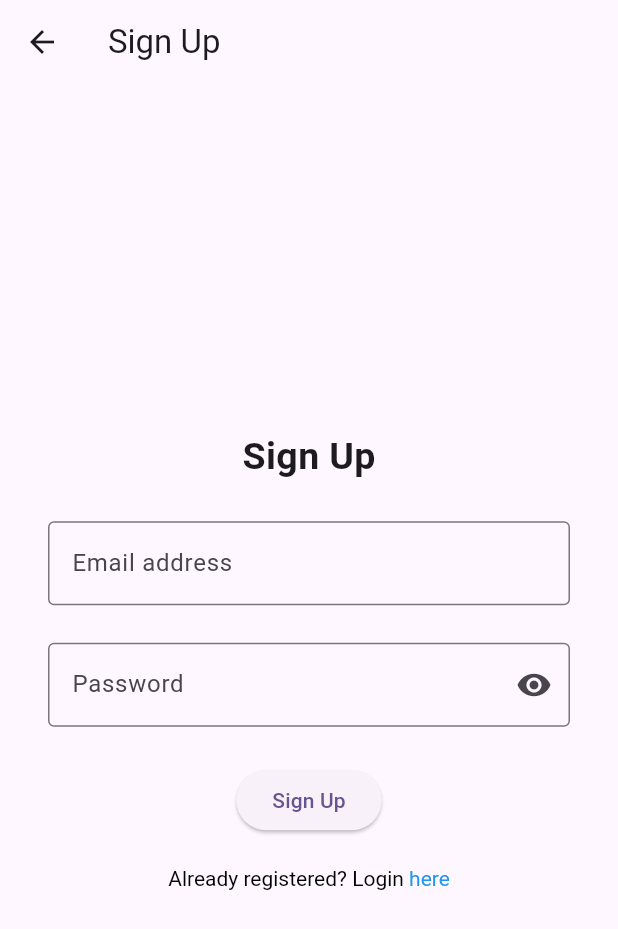
After one commit to amalraj28/inventory-management, a Flutter app: the MyHomePage screen opened directly, after a tap on "Sign up", on a phone screen of 412 x 824 dp. The commit adds this screen. Shown: the top 929 px of the screen. Run offline on Flutter 3.47's test engine with Material 3 defaults, Android fonts, the phone set to English and light mode, and no system bars; our stand-ins replace firebase_auth, firebase_core, firebase_database, flutter_dotenv, searchfield, shared_preferences; accounts and stored records are empty; generated files the repository leaves out were written again.

Commit message:
Organized screens, created sign in and sign up screens

```diff
--- a/lib/exports/exports.dart
+++ b/lib/exports/exports.dart
@@ -15,4 +15,4 @@ createSnackbar(
   ScaffoldMessenger.of(context).showSnackBar(snackbar);
 }
 
-// List<String> searchItem = [];
+const LOGIN_STATUS = 'sign_up_status';
--- a/lib/screens/home_page.dart
+++ b/lib/screens/home_page.dart
@@ -1,6 +1,8 @@
 import 'package:flutter/material.dart';
 import 'package:inventory_management/db/database_services.dart';
+import 'package:inventory_management/screens/sign_in.dart';
 import 'package:inventory_management/screens/sell_item.dart';
+import 'package:inventory_management/screens/sign_up.dart';
 import 'package:inventory_management/screens/stock_entry.dart';
 
 class MyHomePage extends StatefulWidget {
@@ -69,6 +71,28 @@ class _MyHomePageState extends State<MyHomePage> {
                 'Add to Stock',
               ),
             ),
+            ElevatedButton(
+              onPressed: () {
+                Navigator.push(
+                  context,
+                  MaterialPageRoute(
+                    builder: (ctx) => SignIn(),
+                  ),
+                );
+              },
+              child: const Text('Login Screen'),
+            ),
+            ElevatedButton(
+              onPressed: () {
+                Navigator.push(
+                  context,
+                  MaterialPageRoute(
+                    builder: (ctx) => const SignUp(),
+                  ),
+                );
+              },
+              child: const Text('Sign up'),
+            ),
           ],
         ),
       ),
--- /dev/null
+++ b/lib/screens/sign_up.dart
@@ -0,0 +1,137 @@
+import 'package:flutter/gestures.dart';
+import 'package:flutter/material.dart';
+import 'package:inventory_management/auth/auth_services.dart';
+import 'package:inventory_management/exports/exports.dart';
+import 'package:inventory_management/screens/home_page.dart';
+import 'package:inventory_management/screens/sign_in.dart';
+
+class SignUp extends StatefulWidget {
+  const SignUp({super.key});
+
+  @override
+  State<SignUp> createState() => _SignUpState();
+}
+
+class _SignUpState extends State<SignUp> {
+  late final AuthServices auth;
+  late final bool _visible;
+
+  @override
+  void initState() {
+    // TODO: implement initState
+    super.initState();
+    auth = AuthServices();
+    _visible = true;
+  }
+
+  final _emailController = TextEditingController();
+  final _passwordController = TextEditingController();
+
+  @override
+  Widget build(BuildContext context) {
+    return Scaffold(
+      appBar: AppBar(
+        title: const Text('Sign Up'),
+      ),
+      body: Padding(
+        padding: const EdgeInsets.symmetric(horizontal: 32.0),
+        child: Column(
+          mainAxisAlignment: MainAxisAlignment.center,
+          crossAxisAlignment: CrossAxisAlignment.center,
+          children: [
+            const Text(
+              'Sign Up',
+              style: TextStyle(
+                fontWeight: FontWeight.bold,
+                fontSize: 25,
+              ),
+            ),
+            const SizedBox(
+              height: 25,
+            ),
+            TextFormField(
+              controller: _emailController,
+              decoration: const InputDecoration(
+                border: OutlineInputBorder(),
+                label: Text('Email address'),
+              ),
+            ),
+            const SizedBox(
+              height: 25,
+            ),
+            TextFormField(
+              controller: _passwordController,
+              decoration: InputDecoration(
+                border: const OutlineInputBorder(),
+                label: const Text('Password'),
+                suffixIcon: IconButton(
+                  onPressed: () {
+                    setState(() {
+                      _visible = !_visible;
+                    });
+                  },
+                  icon: Icon(
+                    _visible ? Icons.visibility : Icons.visibility_off,
+                  ),
+                ),
+              ),
+              obscureText: _visible,
+            ),
+            const SizedBox(
+              height: 25,
+            ),
+            ElevatedButton(
+              onPressed: () async {
+                final cred = await auth.signUpWithEmail(
+                  _emailController.text,
+                  _passwordController.text,
+                );
+
+                if (cred != null) {
+                  Navigator.of(context).pushReplacement(
+                    MaterialPageRoute(
+                      builder: (ctx) => MyHomePage(cred.uid),
+                    ),
+                  );
+                } else {
+                  createSnackbar(
+                    context: context,
+                    message: 'Authentication failed',
+                  );
+                }
+              },
+              child: const Text('Sign Up'),
+            ),
+						const SizedBox(height: 20,),
+						RichText(
+                text: TextSpan(
+                  text: 'Already registered? Login ',
+                  style: const TextStyle(
+                    color: Colors.black,
+                  ),
+                  children: [
+                    TextSpan(
+                      text: 'here',
+                      style: const TextStyle(
+                        color: Colors.blue,
+                      ),
+                      recognizer: TapGestureRecognizer()
+                        ..onTap = () {
+                          // Navigate to the login page
+                          Navigator.pushReplacement(
+                            context,
+                            MaterialPageRoute(
+                              builder: (context) => SignIn(),
+                            ),
+                          );
+                        },
+                    ),
+                  ],
+                ),
+              ),
+          ],
+        ),
+      ),
+    );
+  }
+}
```
Also changed, not shown: lib/screens/authenticate.dart (deleted, +0 -33 lines), lib/screens/login_screen.dart (deleted, +0 -104 lines), lib/screens/sell_item.dart (+24 -22 lines), lib/screens/sign_in.dart (added, +140 -0 lines), lib/screens/splash_screen.dart (added, +53 -0 lines).
